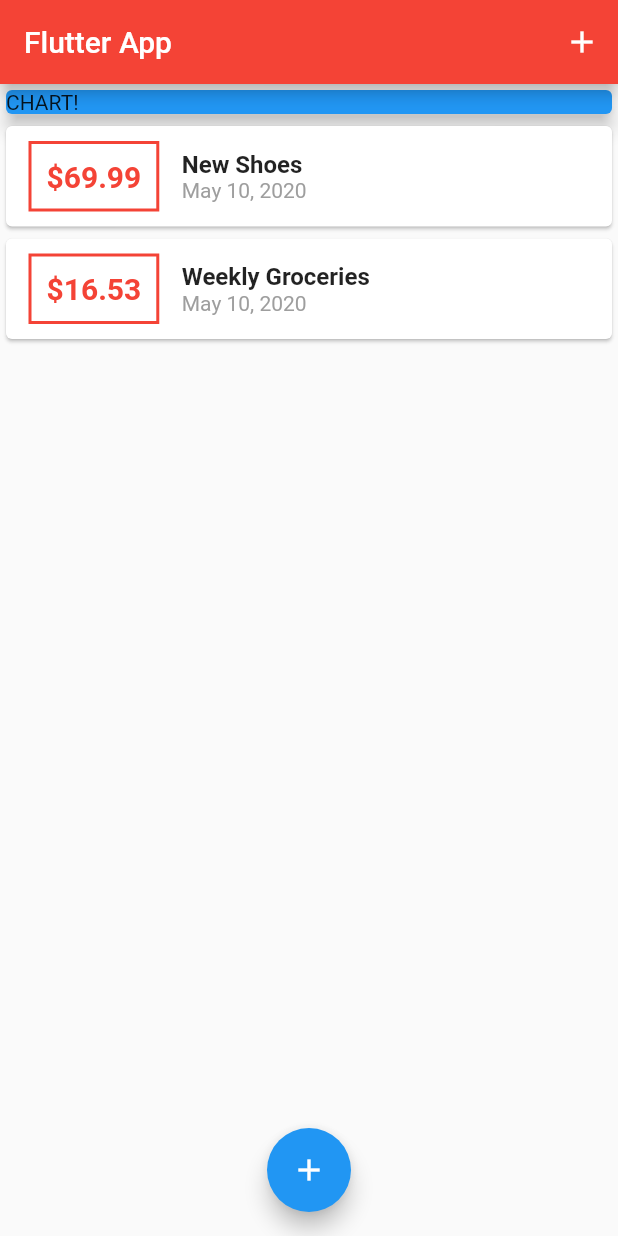
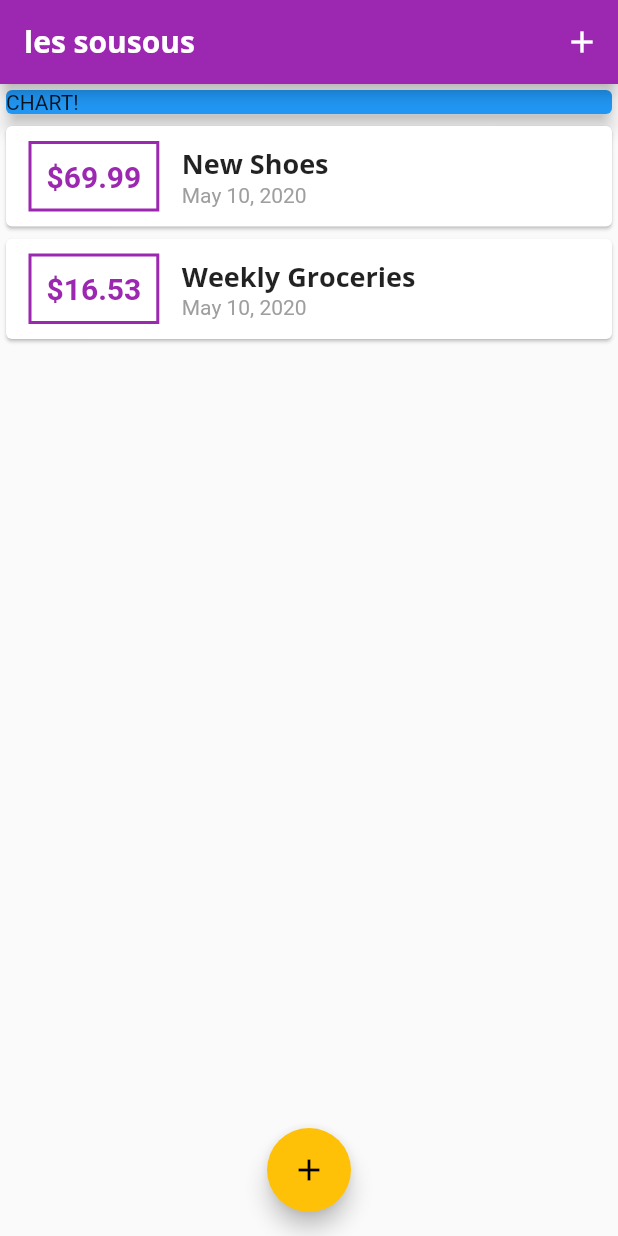
Before and after one commit to AlexStotch/expensesFlutter, a Flutter app: the screen it shows after launch, on a phone screen of 412 x 824 dp. Run offline on Flutter 3.47's test engine with Material 2 defaults, Android fonts, the phone set to English and light mode, and no system bars.

Commit message:
implement theme

```diff
--- a/expenses_app/lib/main.dart
+++ b/expenses_app/lib/main.dart
@@ -10,7 +10,23 @@ class MyApp extends StatelessWidget {
   @override
   Widget build(BuildContext context) {
     return MaterialApp(
-      title: 'Flutter App',
+      title: 'les sousous',
+      theme: ThemeData(
+          primarySwatch: Colors.purple,
+          accentColor: Colors.amber,
+          fontFamily: 'QuickSand',
+          textTheme: ThemeData.light().textTheme.copyWith(
+              title: TextStyle(
+                  fontFamily: 'Opensans',
+                  fontWeight: FontWeight.bold,
+                  fontSize: 18)),
+          appBarTheme: AppBarTheme(
+            textTheme: ThemeData.light().textTheme.copyWith(
+                title: TextStyle(
+                    fontFamily: 'Opensans',
+                    fontSize: 20,
+                    fontWeight: FontWeight.bold)),
+          )),
       home: MyHomePage(),
     );
   }
@@ -67,8 +83,9 @@ class _MyHomePageState extends State<MyHomePage> {
   Widget build(BuildContext context) {
     return Scaffold(
       appBar: AppBar(
-        backgroundColor: Colors.red,
-        title: Text('Flutter App'),
+        title: Text(
+          'les sousous',
+        ),
         actions: <Widget>[
           IconButton(
             icon: Icon(Icons.add),
--- a/expenses_app/lib/widgets/transaction_list.dart
+++ b/expenses_app/lib/widgets/transaction_list.dart
@@ -25,7 +25,7 @@ class TransactionList extends StatelessWidget {
                   ),
                   decoration: BoxDecoration(
                     border: Border.all(
-                      color: Colors.red,
+                      color: Theme.of(context).primaryColor,
                       width: 2,
                     ),
                   ),
@@ -35,7 +35,7 @@ class TransactionList extends StatelessWidget {
                     style: TextStyle(
                       fontWeight: FontWeight.bold,
                       fontSize: 20,
-                      color: Colors.red,
+                      color: Theme.of(context).primaryColor,
                     ),
                   ),
                 ),
@@ -44,10 +44,7 @@ class TransactionList extends StatelessWidget {
                   children: <Widget>[
                     Text(
                       transactions[index].title,
-                      style: TextStyle(
-                        fontSize: 16,
-                        fontWeight: FontWeight.bold,
-                      ),
+                      style: Theme.of(context).textTheme.title
                     ),
                     Text(
                       DateFormat.yMMMd().format(transactions[index].date),
```
Also changed, not shown: expenses_app/pubspec.yaml (+11 -12 lines), expenses_app/assets/fonts/OpenSans-Bold.ttf (added), expenses_app/assets/fonts/OpenSans-Regular.ttf (added), expenses_app/assets/fonts/Quicksand-Bold.ttf (added), expenses_app/assets/fonts/Quicksand-Light.ttf (added), expenses_app/assets/fonts/Quicksand-Medium.ttf (added), expenses_app/assets/fonts/Quicksand-Regular.ttf (added).
